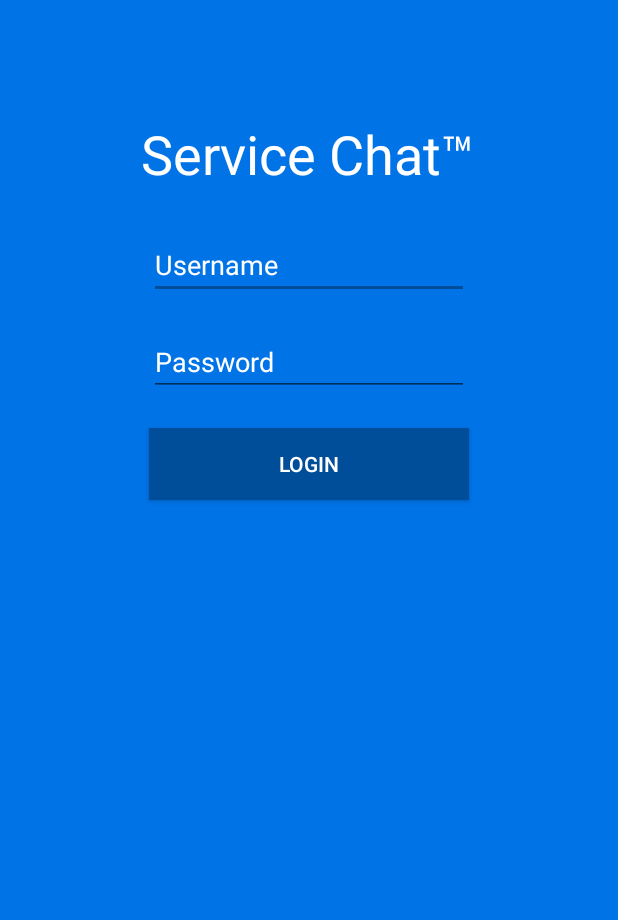
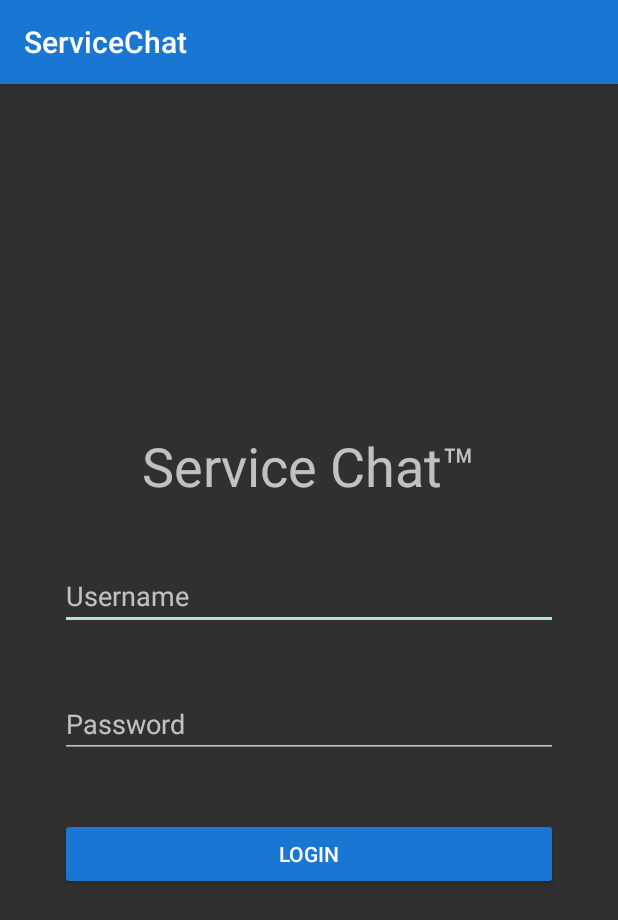
Before and after one commit to lenartbezek/ServiceChat, an Android app: the screen it shows after launch (LoginActivity), after a tap on "LOGIN", on a phone screen of 412 x 824 dp. Shown: the top 920 px of the screen. Run offline under Robolectric (Android 15) with nearby library versions, the phone set to English and light mode, and no system bars; our stand-ins replace Volley; network calls fail.

Commit message:
Working login and error display.

```diff
--- /dev/null
+++ b/AndroidStudioProject/ServiceChatTM/app/src/main/java/com/example/admin/servicechattm/ServiceChatApp.java
@@ -0,0 +1,25 @@
+package com.example.admin.servicechattm;
+
+import android.app.Application;
+import android.content.Context;
+
+/**
+ * Wrapper za dostopanje do contexta iz statičnih helperjev.
+ */
+public class ServiceChatApp extends Application {
+    private static ServiceChatApp instance;
+
+    public static ServiceChatApp getInstance(){
+        return instance;
+    }
+
+    public static Context getContext(){
+        return instance.getApplicationContext();
+    }
+
+    @Override
+    public void onCreate() {
+        instance = this;
+        super.onCreate();
+    }
+}
--- a/AndroidStudioProject/ServiceChatTM/app/src/main/java/com/example/admin/servicechattm/model/LoginRequest.java
+++ b/AndroidStudioProject/ServiceChatTM/app/src/main/java/com/example/admin/servicechattm/model/LoginRequest.java
@@ -1,41 +1,60 @@
 package com.example.admin.servicechattm.model;
 
-import com.android.volley.AuthFailureError;
-import com.android.volley.Request;
-import com.android.volley.Response;
-import com.android.volley.VolleyLog;
-import com.android.volley.toolbox.StringRequest;
-
+import com.android.volley.*;
+import com.android.volley.toolbox.JsonObjectRequest;
+import com.example.admin.servicechattm.R;
+import com.example.admin.servicechattm.ServiceChatApp;
+import org.json.JSONException;
 import org.json.JSONObject;
 
-import java.io.UnsupportedEncodingException;
-import java.util.HashMap;
-import java.util.Map;
+public class LoginRequest{
 
-public class LoginRequest extends StringRequest{
-    private static final String LOGIN_REQUEST_URL = "http://is-servicechat.azurewebsites.net/api/Login";
+    private static final String LOGIN_REQUEST_URL = "/Login";
 
+    public static final String ERROR_CONNECTION = "Connection";
+    public static final String ERROR_UNKNOWN = "Unknown";
+    public static final String ERROR_INVALID_CREDENTIALS = "InvalidCredentials";
+    public static final String ERROR_USER_NOT_FOUND = "UserNotFound";
+    public static final String ERROR_INVALID_PASSWORD = "InvalidPassword";
 
-    public LoginRequest(String username, String password, Response.Listener<String> listener) {
-        super(Request.Method.POST, LOGIN_REQUEST_URL, listener, null);
+    public interface ResponseListener {
+        void onSuccess(User user);
+        void onError(String error);
     }
 
-    @Override
-    public String getBodyContentType() {
-        return "application/json; charset=utf-8";
-    }
-
-    @Override
-    public byte[] getBody() throws AuthFailureError {
+    public static JsonObjectRequest create(String username, String password, final ResponseListener listener) {
+        String fullRequestUrl = ServiceChatApp.getContext().getResources().getString(R.string.api_base_url)+LOGIN_REQUEST_URL;
+        JSONObject jsonBody = new JSONObject();
         try {
-            JSONObject jsonBody = new JSONObject();
-            jsonBody.put("Username", "admin");
-            jsonBody.put("Password", "Geslo.01");
-            final String requestBody = jsonBody.toString();
-            return requestBody == null ? null : requestBody.getBytes("utf-8");
-        } catch (Exception e) {
-            VolleyLog.wtf("error");
-            return null;
+            jsonBody.put("Username", username);
+            jsonBody.put("Password", password);
+        } catch (JSONException e) {
+            e.printStackTrace();
         }
+        final String requestBody = jsonBody.toString();
+        return new JsonObjectRequest(Request.Method.POST, fullRequestUrl, jsonBody,
+            new Response.Listener<JSONObject>() {
+                @Override
+                public void onResponse(JSONObject response) {
+                    try{
+                        if (response.getBoolean("Success")){
+                            listener.onSuccess(User.fromJsonResponse(response));
+                        } else {
+                            listener.onError(response.getString("Error"));
+                        }
+                    } catch (JSONException e){
+                        listener.onError(ERROR_UNKNOWN);
+                    }
+                }
+            },
+            new Response.ErrorListener() {
+                @Override
+                public void onErrorResponse(VolleyError error){
+                    NetworkResponse response = error.networkResponse;
+                    // TODO: Handle status code
+                    listener.onError(ERROR_CONNECTION);
+                }
+            }
+        );
     }
 }
--- a/AndroidStudioProject/ServiceChatTM/app/src/main/java/com/example/admin/servicechattm/ui/LoginActivity.java
+++ b/AndroidStudioProject/ServiceChatTM/app/src/main/java/com/example/admin/servicechattm/ui/LoginActivity.java
@@ -1,19 +1,20 @@
 package com.example.admin.servicechattm.ui;
 
 import android.content.Intent;
-import android.support.v7.app.AlertDialog;
 import android.support.v7.app.AppCompatActivity;
 import android.os.Bundle;
 import android.view.View;
 import android.widget.Button;
 import android.widget.EditText;
 
+import android.widget.ProgressBar;
 import com.android.volley.RequestQueue;
 import com.android.volley.Response;
 import com.android.volley.toolbox.Volley;
 import com.example.admin.servicechattm.R;
 import com.example.admin.servicechattm.model.LoginRequest;
 
+import com.example.admin.servicechattm.model.User;
 import org.json.JSONException;
 import org.json.JSONObject;
 
@@ -26,9 +27,9 @@ public class LoginActivity extends AppCompatActivity {
 
         final EditText etUsername = (EditText) findViewById(R.id.etUsername);
         final EditText etPassword = (EditText) findViewById(R.id.etPassword);
+        final ProgressBar progressBar = (ProgressBar) findViewById(R.id.loginProgressbar);
         final Button bLogin = (Button) findViewById((R.id.bLogin));
 
-        //listener za gumb login
         bLogin.setOnClickListener(new View.OnClickListener() {
             @Override
             public void onClick(View v) {
@@ -36,38 +37,33 @@ public class LoginActivity extends AppCompatActivity {
                 final String username = etUsername.getText().toString();
                 final String password = etPassword.getText().toString();
 
-                //response listener
-                Response.Listener<String> responseListener = new Response.Listener<String>() {
+                LoginRequest.ResponseListener listener = new LoginRequest.ResponseListener() {
                     @Override
-                    public void onResponse(String response) {
-                        try {
+                    public void onSuccess(User user) {
+                        progressBar.setVisibility(View.INVISIBLE);
+                        Intent intent = new Intent(LoginActivity.this, MessageActivity.class);
+                        LoginActivity.this.startActivity(intent);
+                    }
 
-                            JSONObject jsonResponse = new JSONObject(response);
-                            boolean success = jsonResponse.getBoolean("Success");
-                            //ce je success true gre na messageactivity
-                            if(success){
-                                Intent intent = new Intent(LoginActivity.this, MessageActivity.class);
-                                LoginActivity.this.startActivity(intent);
-                                //ce ni prikaze uporabniku error
-                            }else{
-                                AlertDialog.Builder builder = new AlertDialog.Builder(LoginActivity.this);
-                                builder.setMessage("Login failed, check your username and password.")
-                                        .setNegativeButton("Ok", null)
-                                        .create()
-                                        .show();
-                            }
-                        } catch (JSONException e) {
-                            e.printStackTrace();
+                    @Override
+                    public void onError(String error) {
+                        progressBar.setVisibility(View.INVISIBLE);
+                        switch (error){
+                            case LoginRequest.ERROR_CONNECTION:
+                                break;
+                            case LoginRequest.ERROR_USER_NOT_FOUND:
+                                etUsername.setError(getResources().getString(R.string.error_usernotfound));
+                                break;
+                            case LoginRequest.ERROR_INVALID_PASSWORD:
+                                etPassword.setError(getResources().getString(R.string.error_invalidpassword));
+                                break;
                         }
                     }
                 };
 
-                //naredimo request
-                LoginRequest loginRequest = new LoginRequest(username, password, responseListener);
-                //naredimo volley queue in request vrzemo v volley queue
                 RequestQueue queue = Volley.newRequestQueue(LoginActivity.this);
-                queue.add(loginRequest);
-
+                queue.add(LoginRequest.create(username, password, listener));
+                progressBar.setVisibility(View.VISIBLE);
             }
         });
 
--- a/AndroidStudioProject/ServiceChatTM/app/src/main/res/layout/activity_detail.xml
+++ b/AndroidStudioProject/ServiceChatTM/app/src/main/res/layout/activity_detail.xml
@@ -8,7 +8,6 @@
     android:paddingLeft="@dimen/activity_horizontal_margin"
     android:paddingRight="@dimen/activity_horizontal_margin"
     android:paddingTop="@dimen/activity_vertical_margin"
-    android:background="@color/appBG"
     tools:context="com.example.admin.servicechattm.ui.DetailActivity">
 
     <TextView
--- a/AndroidStudioProject/ServiceChatTM/app/src/main/res/layout/activity_login.xml
+++ b/AndroidStudioProject/ServiceChatTM/app/src/main/res/layout/activity_login.xml
@@ -4,62 +4,62 @@
     android:id="@+id/activity_login"
     android:layout_width="match_parent"
     android:layout_height="match_parent"
-    android:paddingBottom="@dimen/activity_vertical_margin"
-    android:paddingLeft="@dimen/activity_horizontal_margin"
-    android:paddingRight="@dimen/activity_horizontal_margin"
-    android:paddingTop="@dimen/activity_vertical_margin"
-    android:background="#0073e6"
     tools:context="com.example.admin.servicechattm.ui.LoginActivity">
+
+
+    <RelativeLayout
+            android:layout_width="match_parent"
+            android:layout_height="wrap_content" android:layout_centerVertical="true"
+            android:layout_alignParentLeft="true" android:layout_alignParentStart="true" android:padding="20dp">
+
+        <EditText
+                android:layout_width="match_parent"
+                android:layout_height="wrap_content"
+                android:inputType="textNoSuggestions"
+                android:id="@+id/etUsername"
+                android:hint="Username" android:layout_below="@+id/twLogo"
+                android:layout_alignParentLeft="true" android:layout_alignParentStart="true"
+                android:layout_alignParentRight="true" android:layout_alignParentEnd="true"
+                android:layout_margin="20dp"/>
+
+        <Button
+                android:text="Login"
+                android:layout_width="match_parent"
+                android:layout_height="wrap_content"
+                android:layout_below="@+id/etPassword"
+                android:id="@+id/bLogin"
+                android:layout_alignParentLeft="true"
+                android:layout_alignParentStart="true" android:layout_alignParentRight="true"
+                android:layout_alignParentEnd="true" android:layout_margin="20dp"
+                android:backgroundTint="@color/colorPrimary"/>
+
+        <ProgressBar
+                android:id="@+id/loginProgressbar"
+                android:visibility="invisible"
+                android:layout_width="wrap_content"
+                android:layout_height="wrap_content"
+                android:indeterminate="true"
+                android:layout_centerInParent="true"/>
 
         <TextView
                 android:text="Service Chat™"
                 android:layout_width="wrap_content"
                 android:layout_height="wrap_content"
+                android:id="@+id/twLogo"
+                android:textSize="36sp"
                 android:layout_alignParentTop="true"
-        android:layout_centerHorizontal="true"
-        android:layout_marginTop="62dp"
-        android:id="@+id/twLogo"
-        android:textSize="36dip"
-        android:textColor="@android:color/white" />
-
+                android:layout_alignParentLeft="true" android:layout_alignParentStart="true"
+                android:layout_alignParentRight="true" android:layout_alignParentEnd="true" android:gravity="center"
+                android:layout_margin="20dp"/>
         <EditText
-        android:layout_width="wrap_content"
-        android:layout_height="wrap_content"
-        android:inputType="textPersonName"
-        android:ems="10"
-        android:layout_below="@+id/twLogo"
-        android:layout_centerHorizontal="true"
-        android:layout_marginTop="27dp"
-        android:id="@+id/etUsername"
-        android:hint="Username"
-        android:textColor="@android:color/white"
-        android:textColorHint="@android:color/white" />
-
-    <Button
-        android:text="Login"
-        android:layout_width="wrap_content"
-        android:layout_height="wrap_content"
-        android:layout_below="@+id/etPassword"
-        android:layout_marginTop="21dp"
-        android:id="@+id/bLogin"
-        android:layout_alignLeft="@+id/etPassword"
-        android:layout_alignStart="@+id/etPassword"
-        android:layout_alignRight="@+id/etPassword"
-        android:layout_alignEnd="@+id/etPassword"
-        android:textColor="@android:color/white"
-        android:background="@color/loginButtonColor" />
-
-    <EditText
-        android:layout_width="wrap_content"
+                android:layout_width="match_parent"
                 android:layout_height="wrap_content"
                 android:inputType="textPassword"
-        android:ems="10"
-        android:layout_marginTop="19dp"
                 android:id="@+id/etPassword"
-        android:textColorHint="@android:color/white"
                 android:hint="Password"
                 android:layout_below="@+id/etUsername"
-        android:layout_alignLeft="@+id/etUsername"
-        android:layout_alignStart="@+id/etUsername"
-        android:textColor="@android:color/white" />
+                android:layout_alignParentLeft="true" android:layout_alignParentStart="true"
+                android:layout_margin="20dp"/>
+
     </RelativeLayout>
+</RelativeLayout>
--- a/AndroidStudioProject/ServiceChatTM/app/src/main/res/layout/activity_message.xml
+++ b/AndroidStudioProject/ServiceChatTM/app/src/main/res/layout/activity_message.xml
@@ -4,7 +4,6 @@
     android:id="@+id/activity_msg"
     android:layout_width="match_parent"
     android:layout_height="match_parent"
-    android:background="@color/appBG"
     tools:context="com.example.admin.servicechattm.ui.MessageActivity">
 
     <android.support.v7.widget.RecyclerView
@@ -24,7 +23,6 @@
         android:layout_alignTop="@+id/bSend"
         android:layout_alignParentRight="true"
         android:layout_alignParentEnd="true"
-        android:background="@color/loginButtonColor"
         />
 
     <Button
@@ -38,7 +36,6 @@
         android:layout_marginTop="41dp"
         android:layout_toLeftOf="@+id/bRefresh"
         android:layout_toStartOf="@+id/bRefresh"
-        android:background="@color/loginButtonColor"
         />
 
     <EditText
--- a/AndroidStudioProject/ServiceChatTM/app/src/main/res/values/colors.xml
+++ b/AndroidStudioProject/ServiceChatTM/app/src/main/res/values/colors.xml
@@ -1,8 +1,6 @@
 <?xml version="1.0" encoding="utf-8"?>
 <resources>
-    <color name="colorPrimary">#3F51B5</color>
-    <color name="colorPrimaryDark">#262626</color>
-    <color name="colorAccent">#004d99</color>
-    <color name="loginButtonColor">#004d99</color>
-    <color name="appBG">#e6ffff</color>
+    <color name="colorPrimary">#1976D2</color>
+    <color name="colorPrimaryDark">#0d47a1</color>
+    <color name="colorAccent">#b2dfdb</color>
 </resources>
--- a/AndroidStudioProject/ServiceChatTM/app/src/main/res/values/strings.xml
+++ b/AndroidStudioProject/ServiceChatTM/app/src/main/res/values/strings.xml
@@ -1,4 +1,8 @@
 <resources>
-    <string name="app_name">ServiceChatTM</string>
+    <string name="app_name">ServiceChat</string>
+    <string name="api_base_url">http://is-servicechat.azurewebsites.net/api</string>
     <string name="title_activity_msg">MsgActivity</string>
+
+    <string name="error_usernotfound">User not found</string>
+    <string name="error_invalidpassword">Invalid password</string>
 </resources>
--- a/AndroidStudioProject/ServiceChatTM/app/src/main/res/values/styles.xml
+++ b/AndroidStudioProject/ServiceChatTM/app/src/main/res/values/styles.xml
@@ -1,15 +1,20 @@
 <resources>
 
     <!-- Base application theme. -->
-    <style name="AppTheme" parent="Theme.AppCompat.Light.NoActionBar">
-        <!-- Customize your theme here. -->
+    <style name="AppTheme" parent="Theme.Design">
         <item name="colorPrimary">@color/colorPrimary</item>
         <item name="colorPrimaryDark">@color/colorPrimaryDark</item>
         <item name="colorAccent">@color/colorAccent</item>
     </style>
 
+    <!-- No action bar. -->
+    <style name="AppTheme.NoActionBar" parent="AppTheme">
+        <item name="android:windowActionBar">false</item>
+        <item name="android:windowNoTitle">true</item>
+    </style>
+
     <style name="AppTheme.AppBarOverlay" parent="ThemeOverlay.AppCompat.Dark.ActionBar" />
 
-    <style name="AppTheme.PopupOverlay" parent="ThemeOverlay.AppCompat.Light" />
+    <style name="AppTheme.PopupOverlay" parent="ThemeOverlay.AppCompat.Dark" />
 
 </resources>
```
Also changed, not shown: AndroidStudioProject/ServiceChatTM/app/src/main/AndroidManifest.xml (+8 -1 lines), AndroidStudioProject/ServiceChatTM/app/src/main/java/com/example/admin/servicechattm/model/User.java (added, +21 -0 lines). Lines whose indentation alone changed are shown as unchanged.
